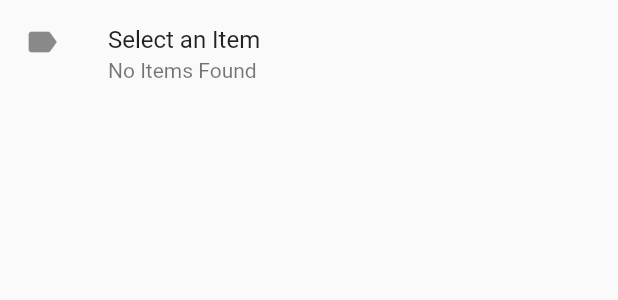
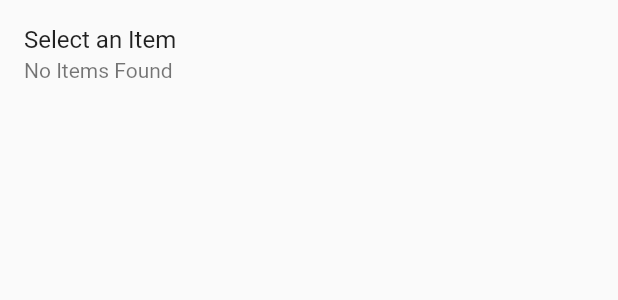
Before and after one commit to rodydavis/plugins, a Flutter app: the NativePicker widget shown alone on an empty page, opened directly with empty values, on a phone screen of 412 x 824 dp. Shown: the top 300 px of the screen. Run offline on Flutter 3.47's test engine with Material 2 defaults, Android fonts, the phone set to English and light mode, and no system bars; our stand-ins replace flutter_platform_widgets, font_awesome_flutter, package_info, shared_preferences; missing offline and left inert: tonic; accounts and stored records are empty.

Commit message:
Update picker.dart

```diff
--- a/packages/native_widgets/lib/picker/picker.dart
+++ b/packages/native_widgets/lib/picker/picker.dart
@@ -3,7 +3,7 @@ part of native_widgets;
 class NativePicker extends StatelessWidget {
   final bool showMaterial;
   final String selection;
-  final Widget label, noItemsLabel;
+  final Widget label, noItemsLabel, leading, trailing;
   final List<String> items;
   final ValueChanged<String> onSelected;
 
@@ -14,6 +14,8 @@ class NativePicker extends StatelessWidget {
     this.onSelected,
     this.label,
     this.noItemsLabel,
+    this.leading,
+    this.trailing,
   });
 
   @override
@@ -42,8 +44,8 @@ class NativePicker extends StatelessWidget {
       );
     }
     return ListTile(
-      leading: const Icon(Icons.label),
-      title: Text(label ?? 'Select an Item'),
+      leading: leading,
+      title: label ?? const Text('Select an Item'),
       subtitle: NativeSelection(
         showMaterial: showMaterial,
         value: selection,
@@ -51,8 +53,7 @@ class NativePicker extends StatelessWidget {
         onChanged: onSelected,
         noItemsLabel: noItemsLabel ?? const Text("No Items Found"),
       ),
-      trailing:
-          items != null && items.length == 1 ? NativeLoadingIndicator() : null,
+      trailing: trailing,
     );
   }
 }
```
